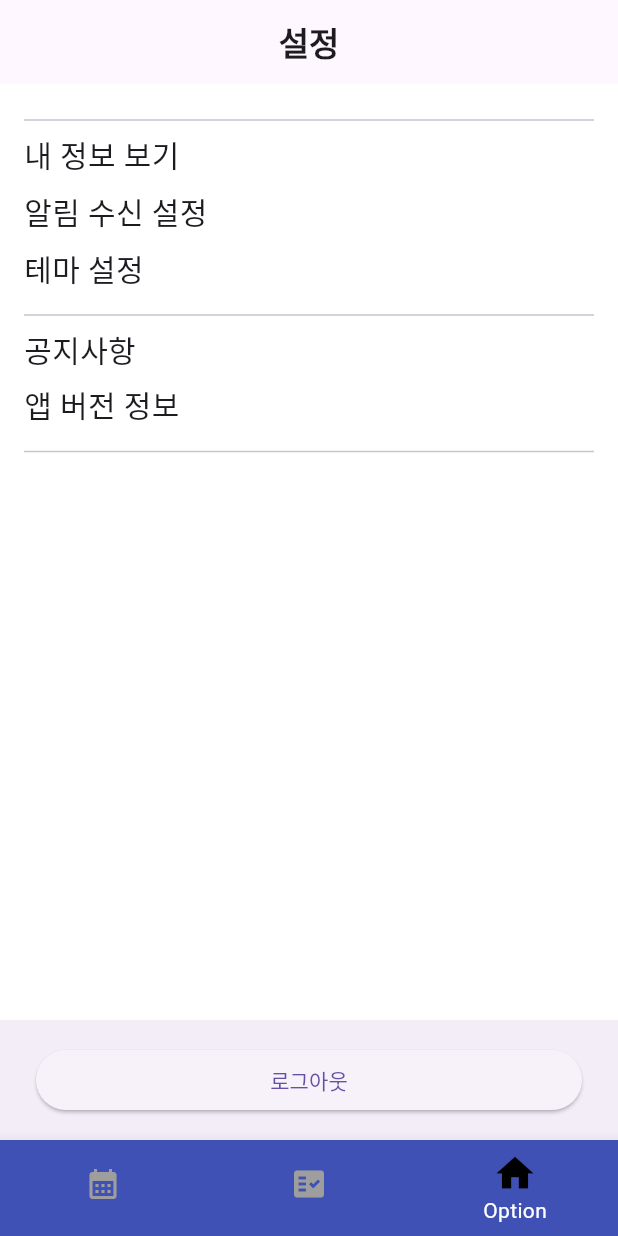
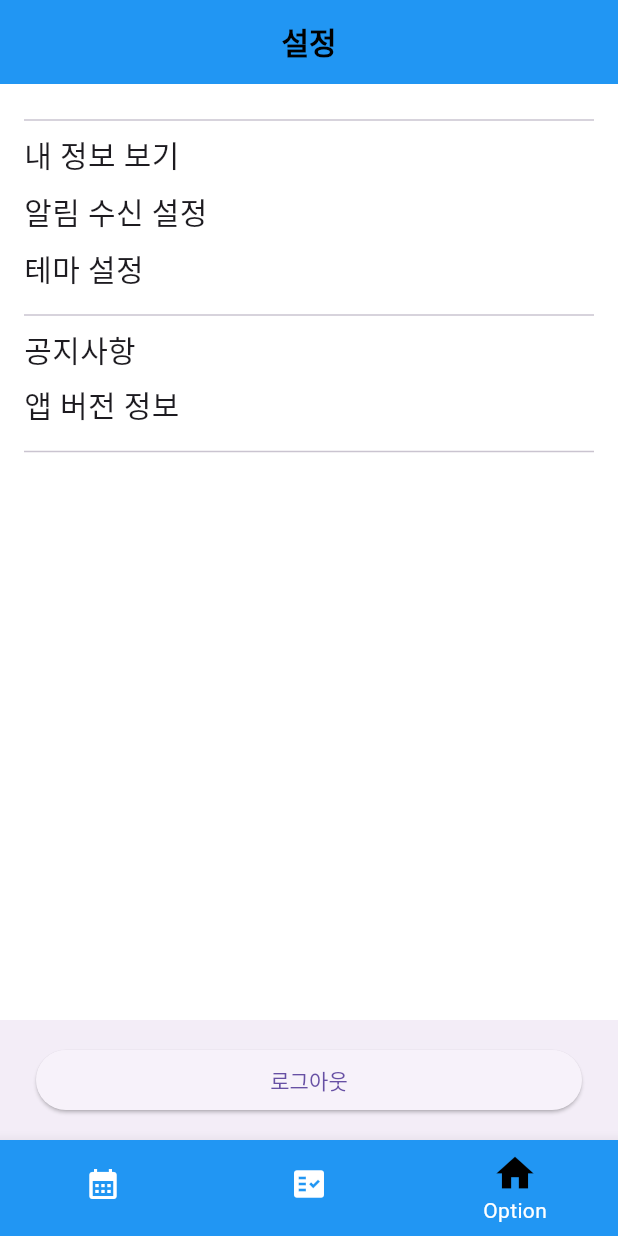
Before and after one commit to Dev-Combu/Do_dream_youth, a Flutter app: the screen it shows once a user with an empty profile is signed in, item 3 of the bottom bar chosen, on a phone screen of 412 x 824 dp. Run offline on Flutter 3.47's test engine with Material 3 defaults, Android fonts, the phone set to English and light mode, and no system bars; our stand-ins replace cloud_firestore, firebase_auth, firebase_core, flutter_riverpod, freezed_annotation, go_router and 3 more; missing offline and left inert: mobile_scanner; accounts and stored records are empty; Roboto replaces fonts that are missing (Pretendard); project files that could hold a hidden picture were left out.

Commit message:
theme setting, setting page

```diff
--- a/lib/presentation/app/router.dart
+++ b/lib/presentation/app/router.dart
@@ -93,11 +93,8 @@ final router = GoRouter(
               child: const SchedulePage(),
               transitionsBuilder:
                   (context, animation, secondaryAnimation, child) {
-                    return SlideTransition(
-                      position: Tween<Offset>(
-                        begin: const Offset(-1, 0), // 오른쪽에서 들어오기
-                        end: Offset.zero,
-                      ).animate(animation),
+                    return FadeTransition(
+                      opacity: animation, // 0.0에서 1.0으로 서서히 나타남
                       child: child,
                     );
                   },
@@ -112,11 +109,8 @@ final router = GoRouter(
               child: const AttendancePage(),
               transitionsBuilder:
                   (context, animation, secondaryAnimation, child) {
-                    return SlideTransition(
-                      position: Tween<Offset>(
-                        begin: const Offset(1, 0), // 왼쪽에서
-                        end: Offset.zero,
-                      ).animate(animation),
+                    return FadeTransition(
+                      opacity: animation, // 0.0에서 1.0으로 서서히 나타남
                       child: child,
                     );
                   },
@@ -131,11 +125,8 @@ final router = GoRouter(
               child: const OptionPage(),
               transitionsBuilder:
                   (context, animation, secondaryAnimation, child) {
-                    return SlideTransition(
-                      position: Tween<Offset>(
-                        begin: const Offset(1, 0), // 왼쪽에서
-                        end: Offset.zero,
-                      ).animate(animation),
+                    return FadeTransition(
+                      opacity: animation, // 0.0에서 1.0으로 서서히 나타남
                       child: child,
                     );
                   },
--- a/lib/presentation/theme/theme.dart
+++ b/lib/presentation/theme/theme.dart
@@ -14,7 +14,7 @@ class AppTheme {
     ),
     scaffoldBackgroundColor: Colors.white,
     bottomNavigationBarTheme: BottomNavigationBarThemeData(
-      backgroundColor: Colors.indigo, // 바텀 내비게이션 바의 배경색
+      backgroundColor: Colors.blue, // 바텀 내비게이션 바의 배경색
       selectedItemColor: Colors.white, // 선택된 아이템의 색상
       unselectedItemColor: Colors.white70, // 선택되지 않은 아이템의 색상
       selectedIconTheme: const IconThemeData(size: 30), // 선택된 아이콘 크기
@@ -35,5 +35,16 @@ class AppTheme {
       bodyMedium: TextStyle(fontFamily: 'Pretendard', fontSize: 14.0),
       bodySmall: TextStyle(fontFamily: 'Pretendard', fontSize: 12.0),
     ),
+    appBarTheme: AppBarTheme(
+      elevation: 0,
+      iconTheme: IconThemeData(color: Colors.black),
+      titleTextStyle: TextStyle(
+        color: Colors.black,
+        fontFamily: 'Pretendard',
+        fontSize: 20,
+        fontWeight: FontWeight.w600,
+      ),
+      backgroundColor: Colors.blue,
+    ),
   );
 }
--- a/lib/presentation/ui/attendance/attendance_page.dart
+++ b/lib/presentation/ui/attendance/attendance_page.dart
@@ -18,7 +18,6 @@ class _AttendancePageState extends ConsumerState<AttendancePage> {
       appBar: AppBar(
         centerTitle: true,
         title: Text('Attendance'),
-        backgroundColor: Theme.of(context).colorScheme.surface,
       ),
       body: Padding(
         padding: const EdgeInsets.all(16.0),
--- a/lib/presentation/ui/schedule/schedule_create_update/schedule_create_update_page.dart
+++ b/lib/presentation/ui/schedule/schedule_create_update/schedule_create_update_page.dart
@@ -111,8 +111,7 @@ class _ScheduleCreateUpdatePageState extends ConsumerState<ScheduleCreateUpdateP
   @override
   Widget build(BuildContext context) {
     return Scaffold(
-      backgroundColor: Colors.blue,
-      appBar: AppBar(backgroundColor: Colors.blue, title: const Text('일정 상세')),
+      appBar: AppBar(title: const Text('일정 상세')),
       body: Column(
         children: [
           Expanded(
--- a/lib/presentation/ui/widgets/bottom_tab_bar/bottom_tab_bar.dart
+++ b/lib/presentation/ui/widgets/bottom_tab_bar/bottom_tab_bar.dart
@@ -34,7 +34,7 @@ class _BottomTabBarState extends ConsumerState<BottomTabBar> {
     required bool isSelected,
   }) {
     return BottomNavigationBarItem(
-      icon: Icon(icon, color: isSelected ? Colors.black : Colors.grey),
+      icon: Icon(icon, color: isSelected ? Colors.black : Colors.white),
       label: label,
     );
   }
```
Also changed, not shown: lib/presentation/ui/option/my_info_page.dart (deleted, +0 -83 lines), lib/presentation/ui/option/option_page.dart (+21 -10 lines), lib/presentation/ui/option/pages/app_version_page.dart (added, +18 -0 lines), lib/presentation/ui/option/pages/my_info_page.dart (added, +212 -0 lines), lib/presentation/ui/option/pages/notice_page.dart (added, +18 -0 lines), lib/presentation/ui/option/pages/theme_setting_page.dart (added, +23 -0 lines), lib/presentation/ui/option/pages/alarm_page.dart (renamed from lib/presentation/ui/option/alarm_page.dart).
